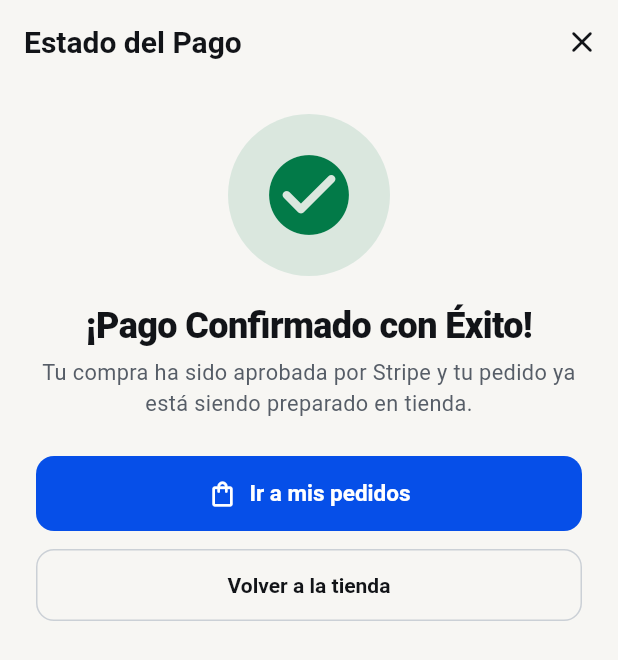
After one commit to JosecaFict/Capricho-Store, a Flutter app: the CheckoutCompleteScreen screen opened by its route, on a phone screen of 412 x 824 dp. The commit adds this screen. Shown: the top 660 px of the screen. Run offline on Flutter 3.47's test engine with Material 3 defaults, Android fonts, the phone set to English and light mode, and no system bars; our stand-ins replace cached_network_image, camera, dio, firebase_core, firebase_messaging, flutter_riverpod and 4 more; accounts and stored records are empty; network calls fail.

Commit message:
fix(checkout): add /checkout-complete deep link handler, automatic window closing, and order confirmation screen

```diff
--- /dev/null
+++ b/mobile/lib/features/commerce/presentation/checkout_complete_screen.dart
@@ -0,0 +1,521 @@
+import 'package:capricho_store/core/theme/app_theme.dart';
+import 'package:capricho_store/features/commerce/data/commerce_api.dart';
+import 'package:capricho_store/features/commerce/domain/commerce_models.dart';
+import 'package:capricho_store/features/commerce/presentation/commerce_controller.dart';
+import 'package:flutter/foundation.dart';
+import 'package:flutter/material.dart';
+import 'package:flutter/services.dart';
+import 'package:flutter_riverpod/flutter_riverpod.dart';
+import 'package:go_router/go_router.dart';
+import 'package:intl/intl.dart';
+import 'package:url_launcher/url_launcher.dart';
+
+class CheckoutCompleteScreen extends ConsumerStatefulWidget {
+  final String? sessionId;
+  final String? status;
+
+  const CheckoutCompleteScreen({
+    super.key,
+    this.sessionId,
+    this.status,
+  });
+
+  @override
+  ConsumerState<CheckoutCompleteScreen> createState() =>
+      _CheckoutCompleteScreenState();
+}
+
+class _CheckoutCompleteScreenState
+    extends ConsumerState<CheckoutCompleteScreen> {
+  final _currency = NumberFormat.currency(
+    locale: 'es_BO',
+    symbol: 'Bs ',
+    decimalDigits: 2,
+  );
+
+  bool _loading = true;
+  String? _errorMessage;
+  StripeCheckoutStatusResponse? _statusResponse;
+
+  @override
+  void initState() {
+    super.initState();
+    _handleArrival();
+  }
+
+  Future<void> _handleArrival() async {
+    // 1. Intentar cerrar el navegador interno si estaba abierto
+    try {
+      await closeInAppWebView();
+    } catch (_) {}
+
+    // 2. Traer la app al frente en Android
+    if (defaultTargetPlatform == TargetPlatform.android) {
+      try {
+        const channel = MethodChannel('com.capricho.store/body_pose');
+        await channel.invokeMethod('bringToFront');
+      } catch (_) {}
+    }
+
+    // 3. Sincronizar y refrescar inmediatamente estado global de carrito, pedidos y notificaciones
+    Future.microtask(() {
+      ref.read(cartProvider.notifier).refresh();
+      ref.read(ordersProvider.notifier).refresh();
+      ref.read(notificationsProvider.notifier).refresh();
+    });
+
+    // 4. Si el pago fue cancelado explícitamente
+    if (widget.status == 'CANCELADO') {
+      if (mounted) {
+        setState(() {
+          _loading = false;
+        });
+      }
+      return;
+    }
+
+    // 5. Consultar estado si tenemos un sessionId
+    final sid = widget.sessionId;
+    if (sid != null && sid.isNotEmpty) {
+      try {
+        final api = ref.read(commerceApiProvider);
+        final response = await api.getCheckoutStatus(sid);
+        if (mounted) {
+          setState(() {
+            _statusResponse = response;
+            _loading = false;
+          });
+          if (response.status == 'PAGADO') {
+            HapticFeedback.mediumImpact();
+            // Refrescar de nuevo para asegurar orden visible
+            ref.read(cartProvider.notifier).refresh();
+            ref.read(ordersProvider.notifier).refresh();
+          }
+        }
+      } catch (e) {
+        if (mounted) {
+          setState(() {
+            _loading = false;
+            _errorMessage = e.toString().replaceAll('ApiException: ', '').trim();
+          });
+        }
+      }
+    } else {
+      if (mounted) {
+        setState(() {
+          _loading = false;
+        });
+      }
+    }
+  }
+
+  @override
+  Widget build(BuildContext context) {
+    return PopScope(
+      canPop: false,
+      onPopInvokedWithResult: (didPop, _) {
+        if (didPop) return;
+        context.go('/pedidos');
+      },
+      child: Scaffold(
+        backgroundColor: AppColors.canvas,
+        appBar: AppBar(
+          title: const Text('Estado del Pago'),
+          automaticallyImplyLeading: false,
+          actions: [
+            IconButton(
+              icon: const Icon(Icons.close_rounded),
+              tooltip: 'Cerrar',
+              onPressed: () => context.go('/pedidos'),
+            ),
+          ],
+        ),
+        body: SafeArea(
+          child: _loading
+              ? _buildLoadingView()
+              : (widget.status == 'CANCELADO' ||
+                      _statusResponse?.status == 'CANCELADO' ||
+                      _statusResponse?.status == 'RECHAZADO')
+                  ? _buildCancelledView()
+                  : _buildSuccessView(),
+        ),
+      ),
+    );
+  }
+
+  Widget _buildLoadingView() {
+    return Center(
+      child: Padding(
+        padding: const EdgeInsets.all(32),
+        child: Column(
+          mainAxisSize: MainAxisSize.min,
+          children: [
+            const SizedBox(
+              width: 52,
+              height: 52,
+              child: CircularProgressIndicator(
+                strokeWidth: 3.5,
+                color: AppColors.cobalt,
+              ),
+            ),
+            const SizedBox(height: 24),
+            Text(
+              'Confirmando tu pago...',
+              textAlign: TextAlign.center,
+              style: Theme.of(context).textTheme.titleLarge?.copyWith(
+                    fontWeight: FontWeight.w800,
+                  ),
+            ),
+            const SizedBox(height: 10),
+            const Text(
+              'Estamos verificando la transacción con Stripe y preparando tu pedido.',
+              textAlign: TextAlign.center,
+              style: TextStyle(
+                color: AppColors.inkSoft,
+                fontSize: 14,
+                height: 1.4,
+              ),
+            ),
+          ],
+        ),
+      ),
+    );
+  }
+
+  Widget _buildCancelledView() {
+    return Center(
+      child: SingleChildScrollView(
+        padding: const EdgeInsets.all(28),
+        child: Column(
+          mainAxisSize: MainAxisSize.min,
+          children: [
+            Container(
+              padding: const EdgeInsets.all(20),
+              decoration: BoxDecoration(
+                color: AppColors.warning.withValues(alpha: 0.12),
+                shape: BoxShape.circle,
+              ),
+              child: const Icon(
+                Icons.shopping_bag_outlined,
+                color: AppColors.warning,
+                size: 58,
+              ),
+            ),
+            const SizedBox(height: 22),
+            Text(
+              'Pago no completado',
+              textAlign: TextAlign.center,
+              style: Theme.of(context).textTheme.titleLarge?.copyWith(
+                    fontWeight: FontWeight.w800,
+                    color: AppColors.ink,
+                  ),
+            ),
+            const SizedBox(height: 10),
+            Text(
+              _statusResponse?.message.isNotEmpty == true
+                  ? _statusResponse!.message
+                  : 'La transacción con Stripe fue cancelada. No se realizó ningún cargo a tu tarjeta y tus prendas siguen guardadas en el carrito.',
+              textAlign: TextAlign.center,
+              style: const TextStyle(
+                color: AppColors.inkSoft,
+                fontSize: 14,
+                height: 1.45,
+              ),
+            ),
+            const SizedBox(height: 32),
+            SizedBox(
+              width: double.infinity,
+              child: FilledButton.icon(
+                onPressed: () => context.go('/carrito'),
+                icon: const Icon(Icons.shopping_cart_outlined, size: 20),
+                label: const Text(
+                  'Volver a mi carrito',
+                  style: TextStyle(fontWeight: FontWeight.w700, fontSize: 15),
+                ),
+                style: FilledButton.styleFrom(
+                  backgroundColor: AppColors.cobalt,
+                  padding: const EdgeInsets.symmetric(vertical: 15),
+                  shape: RoundedRectangleBorder(
+                    borderRadius: BorderRadius.circular(12),
+                  ),
+                ),
+              ),
+            ),
+            const SizedBox(height: 12),
+            SizedBox(
+              width: double.infinity,
+              child: OutlinedButton(
+                onPressed: () => context.go('/catalogo'),
+                style: OutlinedButton.styleFrom(
+                  padding: const EdgeInsets.symmetric(vertical: 14),
+                  shape: RoundedRectangleBorder(
+                    borderRadius: BorderRadius.circular(12),
+                  ),
+                ),
+                child: const Text(
+                  'Explorar catálogo',
+                  style: TextStyle(fontWeight: FontWeight.w600, fontSize: 14),
+                ),
+              ),
+            ),
+          ],
+        ),
+      ),
+    );
+  }
+
+  Widget _buildSuccessView() {
+    final order = _statusResponse?.order;
+    final receiptUrl = _statusResponse?.receiptUrl ?? order?.receiptUrl;
+
+    return SingleChildScrollView(
+      padding: const EdgeInsets.symmetric(horizontal: 24, vertical: 20),
+      child: Column(
+        crossAxisAlignment: CrossAxisAlignment.center,
+        children: [
+          Container(
+            padding: const EdgeInsets.all(22),
+            decoration: BoxDecoration(
+              color: AppColors.success.withValues(alpha: 0.12),
+              shape: BoxShape.circle,
+            ),
+            child: const Icon(
+              Icons.check_circle_rounded,
+              color: AppColors.success,
+              size: 64,
+            ),
+          ),
+          const SizedBox(height: 20),
+          Text(
+            '¡Pago Confirmado con Éxito!',
+            textAlign: TextAlign.center,
+            style: Theme.of(context).textTheme.headlineMedium?.copyWith(
+                  fontWeight: FontWeight.w800,
+                  color: AppColors.ink,
+                ),
+          ),
+          const SizedBox(height: 8),
+          const Text(
+            'Tu compra ha sido aprobada por Stripe y tu pedido ya está siendo preparado en tienda.',
+            textAlign: TextAlign.center,
+            style: TextStyle(
+              color: AppColors.inkSoft,
+              fontSize: 14.5,
+              height: 1.45,
+            ),
+          ),
+          const SizedBox(height: 24),
+
+          if (order != null) ...[
+            Container(
+              width: double.infinity,
+              padding: const EdgeInsets.all(20),
+              decoration: BoxDecoration(
+                color: AppColors.surface,
+                borderRadius: BorderRadius.circular(16),
+                border: Border.all(color: AppColors.line.withValues(alpha: 0.7)),
+                boxShadow: [
+                  BoxShadow(
+                    color: Colors.black.withValues(alpha: 0.04),
+                    blurRadius: 10,
+                    offset: const Offset(0, 4),
+                  ),
+                ],
+              ),
+              child: Column(
+                crossAxisAlignment: CrossAxisAlignment.start,
+                children: [
+                  Row(
+                    mainAxisAlignment: MainAxisAlignment.spaceBetween,
+                    children: [
+                      Text(
+                        'Pedido #${order.idPedido}',
+                        style: const TextStyle(
+                          fontWeight: FontWeight.w800,
+                          fontSize: 17,
+                          color: AppColors.ink,
+                        ),
+                      ),
+                      Container(
+                        padding: const EdgeInsets.symmetric(
+                          horizontal: 10,
+                          vertical: 4,
+                        ),
+                        decoration: BoxDecoration(
+                          color: AppColors.success.withValues(alpha: 0.15),
+                          borderRadius: BorderRadius.circular(8),
+                        ),
+                        child: const Text(
+                          'PAGADO',
+                          style: TextStyle(
+                            fontSize: 12,
+                            fontWeight: FontWeight.w800,
+                            color: AppColors.success,
+                          ),
+                        ),
+                      ),
+                    ],
+                  ),
+                  const Divider(height: 24),
+                  _buildDetailRow(
+                    icon: Icons.calendar_today_outlined,
+                    label: 'Fecha',
+                    value: DateFormat('dd/MM/yyyy HH:mm')
+                        .format(order.fechaCreacion),
+                  ),
+                  const SizedBox(height: 10),
+                  _buildDetailRow(
+                    icon: order.modalidadEntrega == 'DELIVERY'
+                        ? Icons.local_shipping_outlined
+                        : Icons.storefront_outlined,
+                    label: 'Modalidad',
+                    value: order.modalidadEntrega == 'DELIVERY'
+                        ? 'Envío a Domicilio'
+                        : 'Retiro en Sucursal (${order.sucursal})',
+                  ),
+                  if (order.modalidadEntrega == 'DELIVERY' &&
+                      order.direccionEntrega != null) ...[
+                    const SizedBox(height: 10),
+                    _buildDetailRow(
+                      icon: Icons.location_on_outlined,
+                      label: 'Destino',
+                      value: order.direccionEntrega!,
+                    ),
+                  ],
+                  const Divider(height: 24),
+                  Row(
+                    mainAxisAlignment: MainAxisAlignment.spaceBetween,
+                    children: [
+                      const Text(
+                        'Total pagado:',
+                        style: TextStyle(
+                          fontSize: 15,
+                          fontWeight: FontWeight.w600,
+                          color: AppColors.inkSoft,
+                        ),
+                      ),
+                      Text(
+                        _currency.format(order.total),
+                        style: const TextStyle(
+                          fontSize: 20,
+                          fontWeight: FontWeight.w900,
+                          color: AppColors.cobaltDark,
+                        ),
+                      ),
+                    ],
+                  ),
+                ],
+              ),
+            ),
+            const SizedBox(height: 20),
+          ],
+
+          if (receiptUrl != null && receiptUrl.isNotEmpty) ...[
+            SizedBox(
+              width: double.infinity,
+              child: OutlinedButton.icon(
+                onPressed: () => launchUrl(
+                  Uri.parse(receiptUrl),
+                  mode: LaunchMode.inAppBrowserView,
+                ),
+                icon: const Icon(
+                  Icons.receipt_long_rounded,
+                  size: 18,
+                  color: AppColors.cobalt,
+                ),
+                label: const Text(
+                  'Ver recibo de Stripe',
+                  style: TextStyle(fontWeight: FontWeight.w700, fontSize: 14),
+                ),
+                style: OutlinedButton.styleFrom(
+                  foregroundColor: AppColors.cobalt,
+                  side: const BorderSide(color: AppColors.cobalt, width: 1.5),
+                  padding: const EdgeInsets.symmetric(vertical: 14),
+                  shape: RoundedRectangleBorder(
+                    borderRadius: BorderRadius.circular(12),
+                  ),
+                ),
+              ),
+            ),
+            const SizedBox(height: 12),
+          ],
+
+          SizedBox(
+            width: double.infinity,
+            child: FilledButton.icon(
+              onPressed: () {
+                if (order != null) {
+                  context.go('/pedidos/${order.idPedido}');
+                } else {
+                  context.go('/pedidos');
+                }
+              },
+              icon: const Icon(Icons.shopping_bag_outlined, size: 20),
+              label: Text(
+                order != null ? 'Ver detalle del pedido' : 'Ir a mis pedidos',
+                style: const TextStyle(fontWeight: FontWeight.w700, fontSize: 15),
+              ),
+              style: FilledButton.styleFrom(
+                backgroundColor: AppColors.cobalt,
+                padding: const EdgeInsets.symmetric(vertical: 15),
+                shape: RoundedRectangleBorder(
+                  borderRadius: BorderRadius.circular(12),
+                ),
+              ),
+            ),
+          ),
+          const SizedBox(height: 12),
+          SizedBox(
+            width: double.infinity,
+            child: OutlinedButton(
+              onPressed: () => context.go('/inicio'),
+              style: OutlinedButton.styleFrom(
+                padding: const EdgeInsets.symmetric(vertical: 14),
+                shape: RoundedRectangleBorder(
+                  borderRadius: BorderRadius.circular(12),
+                ),
+              ),
+              child: const Text(
+                'Volver a la tienda',
+                style: TextStyle(fontWeight: FontWeight.w600, fontSize: 14),
+              ),
+            ),
+          ),
+          const SizedBox(height: 20),
+        ],
+      ),
+    );
+  }
+
+  Widget _buildDetailRow({
+    required IconData icon,
+    required String label,
+    required String value,
+  }) {
+    return Row(
+      crossAxisAlignment: CrossAxisAlignment.start,
+      children: [
+        Icon(icon, size: 18, color: AppColors.inkSoft),
+        const SizedBox(width: 8),
+        Text(
+          '$label: ',
+          style: const TextStyle(
+            fontWeight: FontWeight.w600,
+            fontSize: 13.5,
+            color: AppColors.inkSoft,
+          ),
+        ),
+        Expanded(
+          child: Text(
+            value,
+            style: const TextStyle(
+              fontWeight: FontWeight.w600,
+              fontSize: 13.5,
+              color: AppColors.ink,
+            ),
+          ),
+        ),
+      ],
+    );
+  }
+}
```
Also changed, not shown: mobile/lib/app/router.dart (+65 -1 lines), 3 other files.
